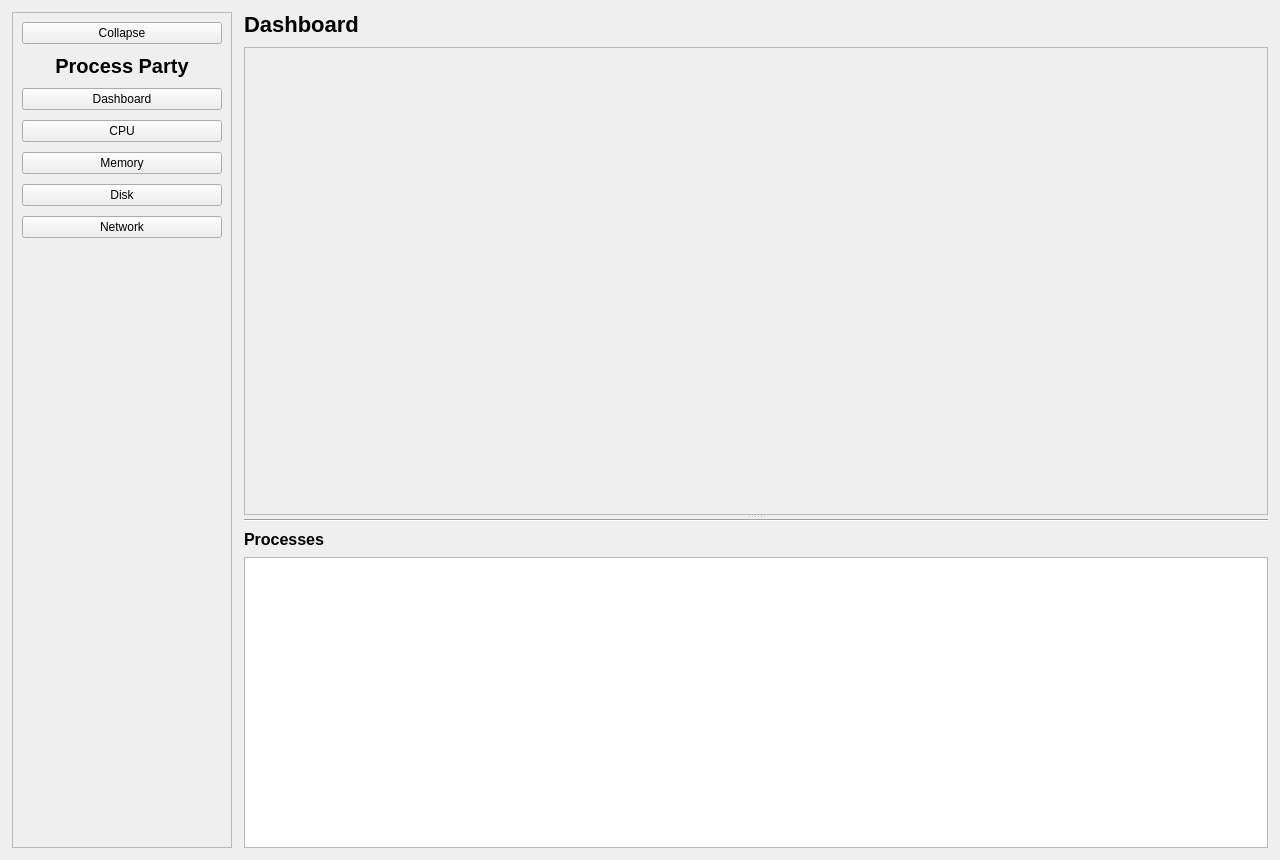
Before: the Qt Designer form mainwindow.ui in shiro-han/Process-Party, drawn with Qt 5.
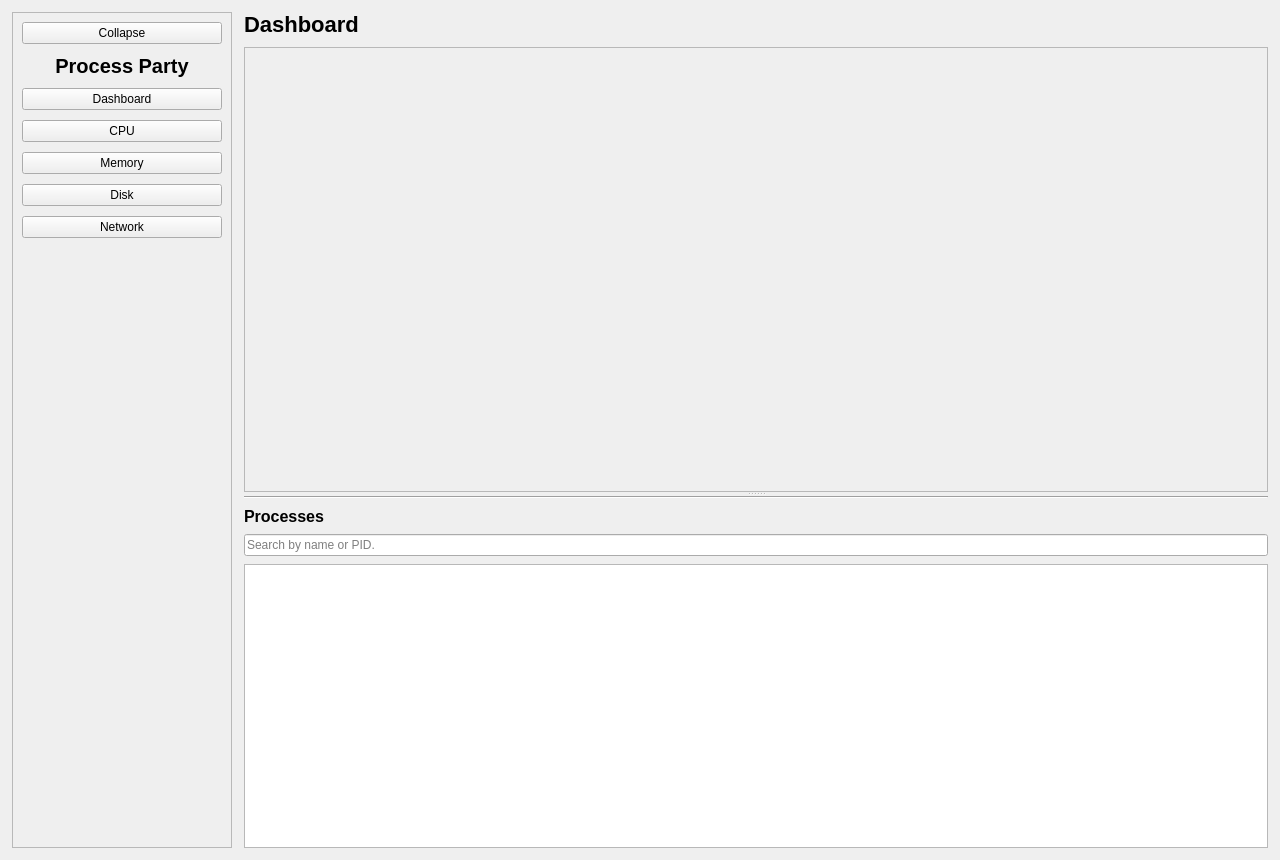
After: the same form once the commit is applied.

Commit message: Add Search Bar by process name or PID

What changed in the file:
```diff
--- a/mainwindow.ui
+++ b/mainwindow.ui
@@ -1067,7 +1067,15 @@
            </widget>
           </item>
           <item>
-           <widget class="QTableWidget" name="processTable" />
+           <widget class="QLineEdit" name="processSearchBar">
+            <property name="placeholderText">
+             <string>Search by name or PID.</string>
+            </property>
+           </widget>
+          </item>
+
+          <item>
+           <widget class="QTableWidget" name="processTable"/>
           </item>
          </layout>
         </widget>
```
Left out of the diff: 7 changed lines with no effect on the pictures. The commit also changes 2 other files.
